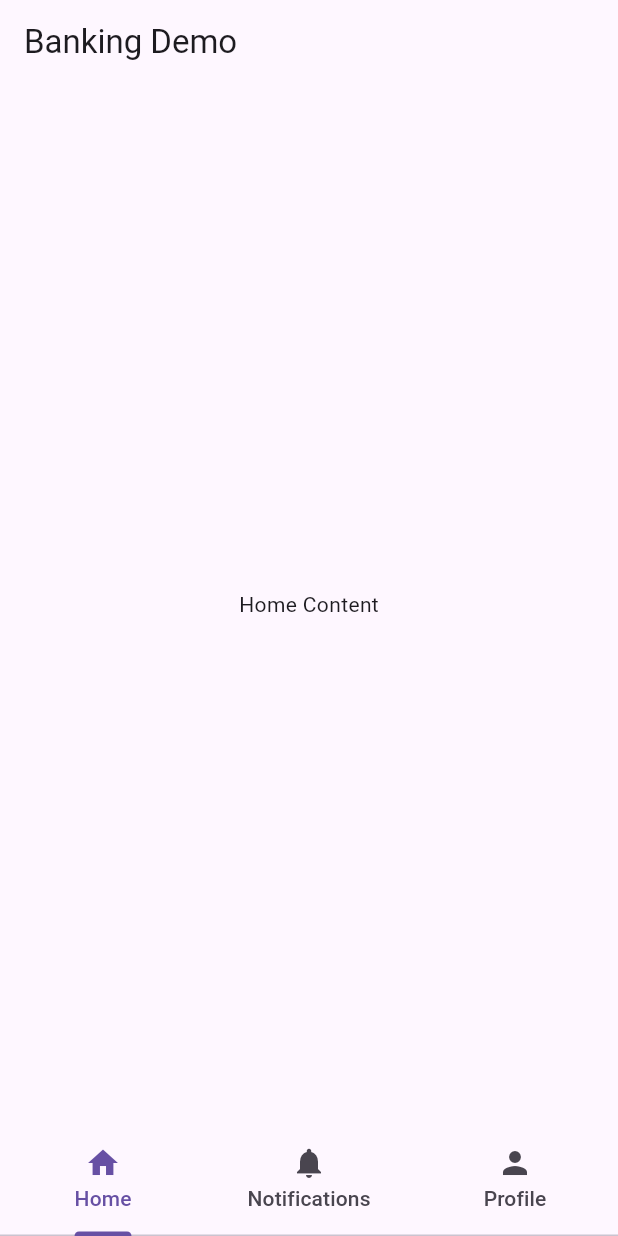
After one commit to Bonginkosi-BBT97/BankingApp, a Flutter app: the CoreView screen opened directly, on a phone screen of 412 x 824 dp. The commit adds this screen. Run offline on Flutter 3.47's test engine with Material 3 defaults, Android fonts, the phone set to English and light mode, and no system bars.

Commit message:
Added the core view which will  manage the different tab views

```diff
--- a/lib/authentication/view/login_screen.dart
+++ b/lib/authentication/view/login_screen.dart
@@ -1,3 +1,4 @@
+import 'package:banking_app/core/view/core_view.dart';
 import 'package:flutter/material.dart';
 import 'package:banking_app/authentication/view_model/authentication_view_model.dart';
 import 'confirm_button.dart';
@@ -63,7 +64,7 @@ final AuthenticationViewModel authenticationViewModel =  AuthenticationViewModel
                         actions: [
                           TextButton(
                             onPressed: () {
-                              Navigator.of(context).pop(); // Dismiss the dialog
+                              Navigator.of(context).pop();
                               accountController.clear();
                               pinController.clear();
                             },
@@ -74,7 +75,8 @@ final AuthenticationViewModel authenticationViewModel =  AuthenticationViewModel
                     },
                   );
                 } else {
-                  print("Authentication Passed");
+                 Navigator.pushReplacement(context, MaterialPageRoute(builder: (context) => CoreView()),
+                 );
                 }
         }
       ),
--- /dev/null
+++ b/lib/core/view/core_view.dart
@@ -0,0 +1,47 @@
+import 'package:flutter/material.dart';
+import 'tab_view_screens/home_tab_view.dart';
+import 'tab_view_screens/notification_tab_view.dart';
+import 'tab_view_screens/profile_tab_view.dart';
+
+class CoreView extends StatelessWidget {
+  @override
+  Widget build(BuildContext context) {
+    return DefaultTabController(
+      length: 3, // Number of tabs
+      child: Scaffold(
+        appBar: AppBar(
+          title: const Text('Banking Demo'),
+        ),
+        body: Column(
+          children: [
+            Expanded(
+              child: TabBarView(
+                children: [
+                  HomeTab(),
+                  NotificationTab(),
+                  ProfileTab(),
+                ],
+              ),
+            ),
+            const TabBar(
+              tabs: [
+                Tab(
+                  icon: Icon(Icons.home),
+                  text: 'Home',
+                ),
+                Tab(
+                  icon: Icon(Icons.notifications),
+                  text: 'Notifications',
+                ),
+                Tab(
+                  icon: Icon(Icons.person),
+                  text: 'Profile',
+                ),
+              ],
+            ),
+          ],
+        ),
+      ),
+    );
+  }
+}
--- a/lib/core/view/home_view.dart
+++ b/lib/core/view/home_view.dart
@@ -9,6 +9,5 @@ class HomeView {
   viewModel = ViewModel(account);
   viewModel.showAccountDetails();
 
-
      }
   }
--- /dev/null
+++ b/lib/core/view/tab_view_screens/home_tab_view.dart
@@ -0,0 +1,9 @@
+import 'package:flutter/material.dart';
+class HomeTab extends StatelessWidget {
+  @override
+  Widget build(BuildContext context) {
+    return Center(
+      child: Text('Home Content'),
+    );
+  }
+}
--- a/lib/main.dart
+++ b/lib/main.dart
@@ -1,4 +1,3 @@
-import 'dart:math';
 
 import 'package:banking_app/authentication/view/login_screen.dart';
 import 'package:flutter/material.dart';
```
Also changed, not shown: lib/core/view/tab_view_screens/notification_tab_view.dart (added, +10 -0 lines), lib/core/view/tab_view_screens/profile_tab_view.dart (added, +10 -0 lines).
